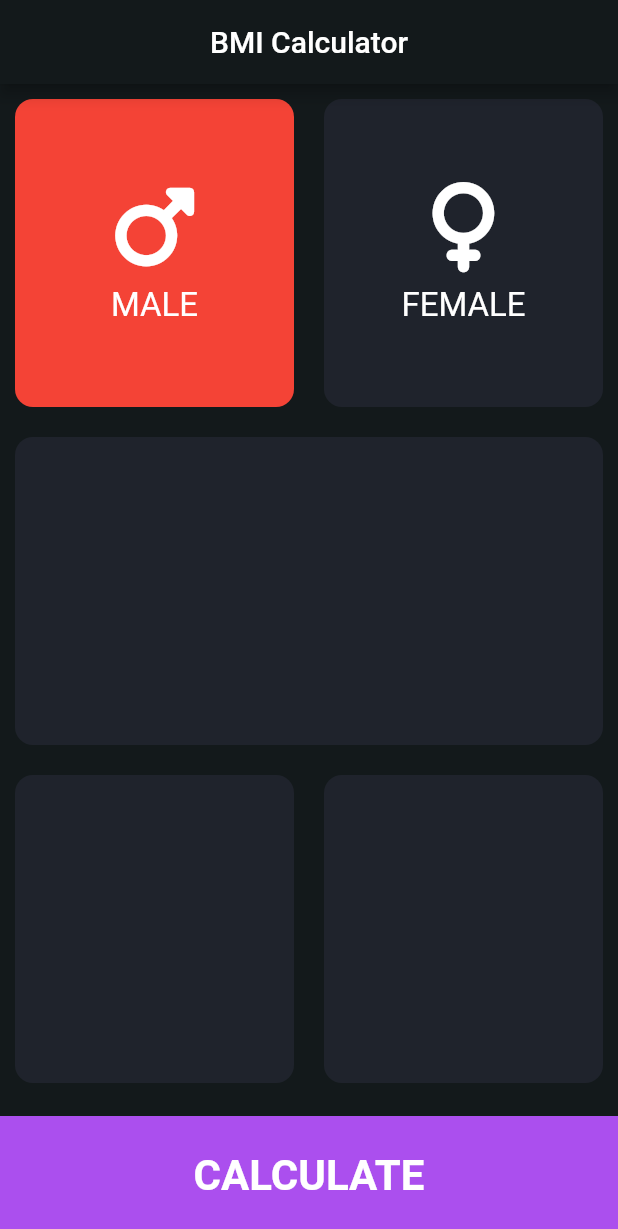
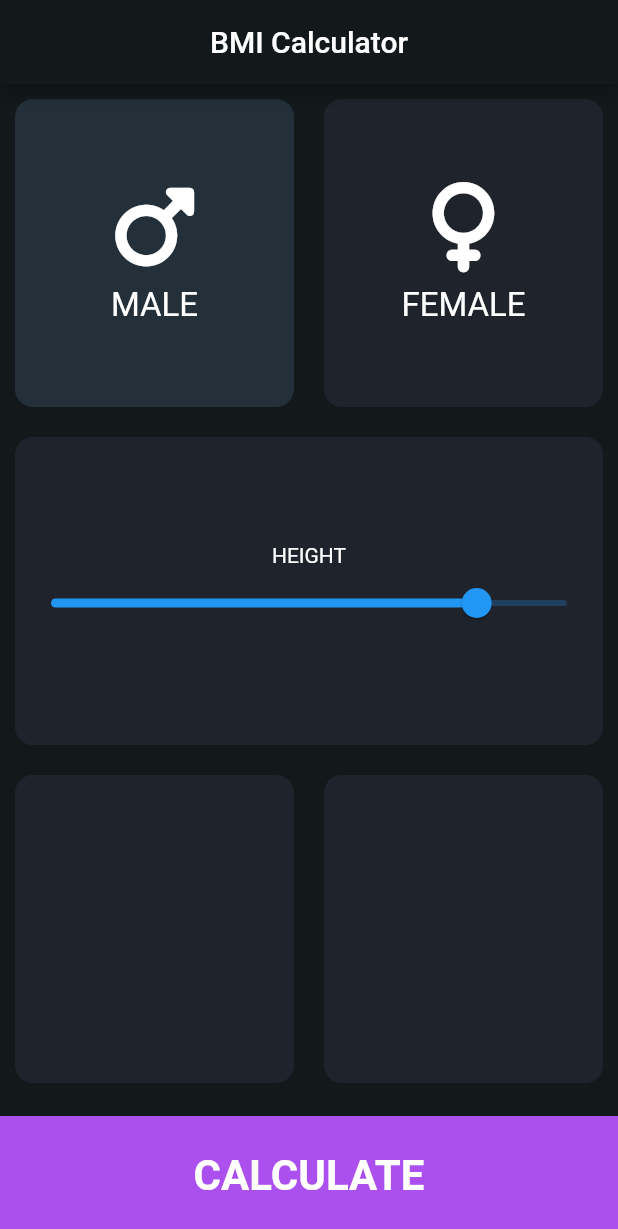
Before and after one commit to eeBarrionuevo/flutter_codigo5_bmi, a Flutter app: the screen it shows after launch, on a phone screen of 412 x 824 dp. Shown: the top 1229 px of the screen. Run offline on Flutter 3.47's test engine with Material 2 defaults, Android fonts, the phone set to English and light mode, and no system bars; our stand-ins replace font_awesome_flutter.

Commit message:
Slider 1

```diff
--- a/lib/pages/input_page.dart
+++ b/lib/pages/input_page.dart
@@ -2,20 +2,25 @@ import 'package:flutter/material.dart';
 import 'package:flutter_codigo5_bmi/widgets.dart';
 import 'package:font_awesome_flutter/font_awesome_flutter.dart';
 
+const kTapSelectedColor = Color(0xff232f39);
+const kCardColor = Color(0xff1F232C);
 
-const kTapSelectedColor = Colors.red;
-const kCardColor = Color(0xff1F232C);
-enum Gender { male, female, matasquita, mandarina,  }
-
+enum Gender {
+  male,
+  female,
+  matasquita,
+  mandarina,
+}
 
 class InputPage extends StatefulWidget {
-
   @override
   State<InputPage> createState() => _InputPageState();
 }
 
 class _InputPageState extends State<InputPage> {
+
   Gender selectedOption = Gender.male;
+  int height = 165;
 
   @override
   Widget build(BuildContext context) {
@@ -33,31 +38,31 @@ class _InputPageState extends State<InputPage> {
               children: [
                 Expanded(
                   child: ReusableCard(
-                    color: selectedOption == Gender.male ? kTapSelectedColor : kCardColor,
+                    color: selectedOption == Gender.male
+                        ? kTapSelectedColor
+                        : kCardColor,
                     childCard: IconContent(
                       textIcon: "MALE",
                       icon: FontAwesomeIcons.mars,
                     ),
-                    onTap: (){
+                    onTap: () {
                       selectedOption = Gender.male;
-                      setState(() {
-
-                      });
+                      setState(() {});
                     },
                   ),
                 ),
                 Expanded(
                   child: ReusableCard(
-                    color: selectedOption == Gender.female ? kTapSelectedColor : kCardColor,
+                    color: selectedOption == Gender.female
+                        ? kTapSelectedColor
+                        : kCardColor,
                     childCard: IconContent(
                       textIcon: "FEMALE",
                       icon: FontAwesomeIcons.venus,
                     ),
-                    onTap: (){
+                    onTap: () {
                       selectedOption = Gender.female;
-                      setState(() {
-
-                      });
+                      setState(() {});
                     },
                   ),
                 ),
@@ -71,7 +76,25 @@ class _InputPageState extends State<InputPage> {
                 Expanded(
                   child: ReusableCard(
                     color: kCardColor,
-                    childCard: Container(),
+                    childCard: Column(
+                      mainAxisAlignment: MainAxisAlignment.center,
+                      children: [
+                        Text(
+                          "HEIGHT",
+                        ),
+                        Slider(
+                          value: height.toDouble(),
+                          min: 0,
+                          max: 200,
+                          onChanged: (double valueSlider){
+                            height = valueSlider.round();
+                            setState(() {
+
+                            });
+                          },
+                        ),
+                      ],
+                    ),
                   ),
                 ),
               ],
```
